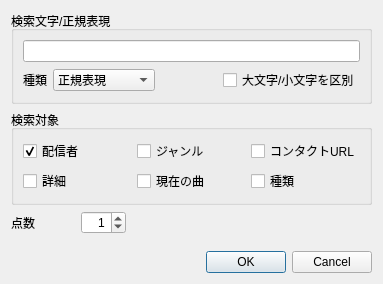
Old version of the form expressiondialog.ui in the repository bookdraft/QPeerCastYP.
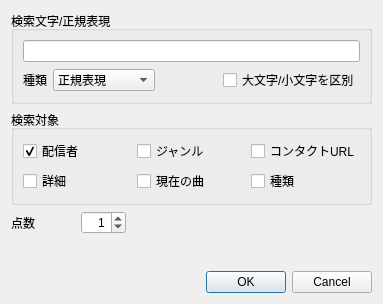
New version of the form.

Diff of the .ui file:
```diff
--- a/expressiondialog.ui
+++ b/expressiondialog.ui
@@ -1,12 +1,12 @@
 <ui version="4.0" >
  <class>ExpressionDialog</class>
- <widget class="QDialog" name="ExpressionDialog" >
-  <property name="geometry" >
+ <widget class="QDialog" name="ExpressionDialog">
+  <property name="geometry">
    <rect>
     <x>0</x>
     <y>0</y>
     <width>383</width>
-    <height>284</height>
+    <height>304</height>
    </rect>
   </property>
   <property name="windowTitle" >
@@ -243,8 +243,8 @@
      <property name="orientation" >
       <enum>Qt::Horizontal</enum>
      </property>
-     <property name="standardButtons" >
-      <set>QDialogButtonBox::Cancel|QDialogButtonBox::NoButton|QDialogButtonBox::Ok</set>
+     <property name="standardButtons">
+      <set>QDialogButtonBox::Cancel|QDialogButtonBox::Ok</set>
      </property>
     </widget>
    </item>
```
Left out of the diff: 161 changed lines with no effect on the pictures.
